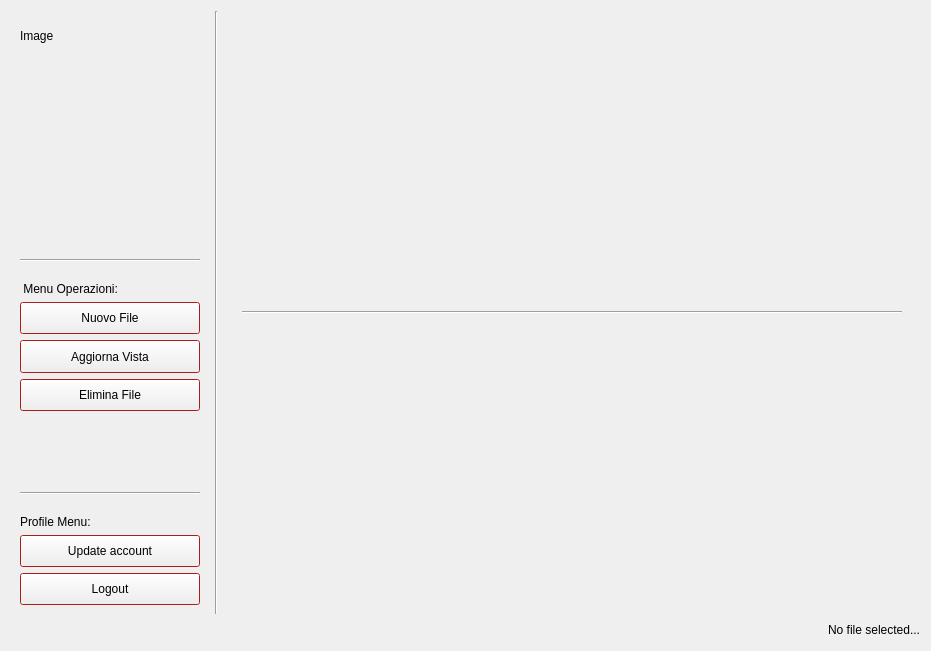
First picture: the form in Login/homepage.ui, repository cosimo265598/Edilive, before the edit.
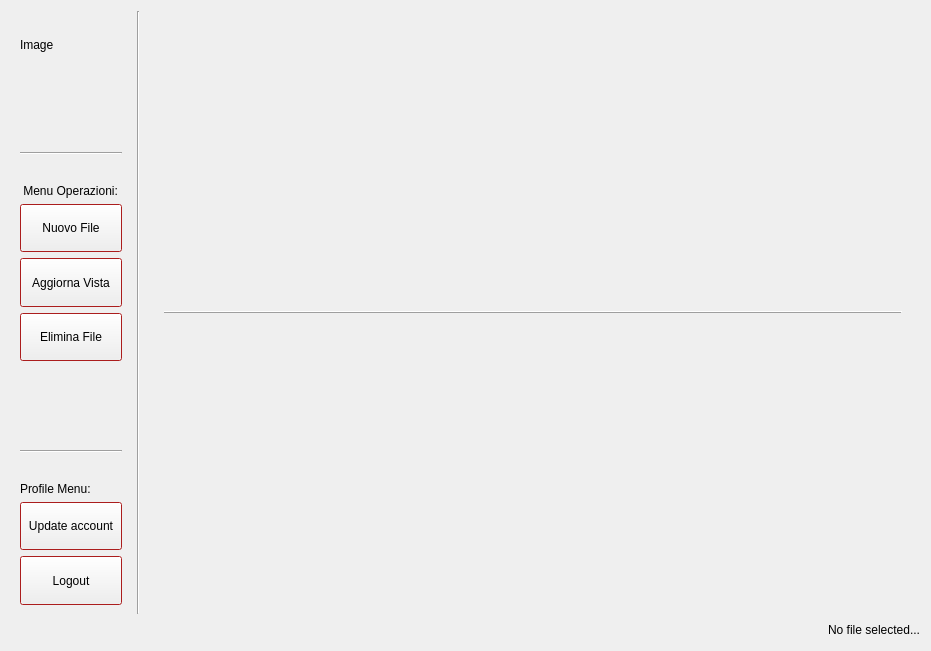
Second picture: the form after the edit.

Patch:
```diff
--- a/Login/homepage.ui
+++ b/Login/homepage.ui
@@ -19,80 +19,6 @@
     <verstretch>0</verstretch>
    </sizepolicy>
   </property>
-  <property name="styleSheet">
-   <string notr="true">QPushButton#pushButton_Logout{
-background: #550A21;
-border-radius: 15px;
-color:white;
-}
-QPushButton#pushButton_aggiorna_vista{
-background: #550A21;
-border-radius: 15px;
-color:white;
-}
-QPushButton#pushButton_delete{
-background: #550A21;
-border-radius: 15px;
-color:white;
-}
-QPushButton#pushButton_new_file{
-background: #550A21;
-border-radius: 15px;
-color:white;
-}
-QPushButton#pushButton_profile_page{
-background: #550A21;
-border-radius: 15px;
-color:white;
-}
-/*   hover */
-
-QPushButton#pushButton_Logout:hover{
-color:#333;
-border-radius:15px;
-background: #49abff;
-}
-QPushButton#pushButton_aggiorna_vista:hover{
-color:#333;
-border-radius:15px;
-background: #49abff;
-}
-QPushButton#pushButton_delete:hover{
-color:#333;
-border-radius:15px;
-background: #49abff;
-}
-QPushButton#pushButton_new_file:hover{
-color:#333;
-border-radius:15px;
-background: #49abff;
-}
-QPushButton#pushButton_profile_page:hover{
-color:#333;
-border-radius:15px;
-background: #49abff;
-}
-/*   other */
-
-QLabel{
-color:white;
-background: transparent;
-}
-
-QLineEdit{
-background: transparent;
-border:none;
-color:#717072;
-border-bottom:1px solid white;
-}
-
-*{
-font-family: century gothic;
-font-size:24 px;
-}
-
-</string>
-  </property>
   <layout class="QVBoxLayout" name="verticalLayout_3">
    <item>
     <layout class="QVBoxLayout" name="verticalLayout_2">
@@ -182,12 +108,6 @@
          <layout class="QVBoxLayout" name="verticalLayout">
           <item>
            <widget class="QLabel" name="accountImage">
-            <property name="sizePolicy">
-             <sizepolicy hsizetype="Preferred" vsizetype="Preferred">
-              <horstretch>0</horstretch>
-              <verstretch>0</verstretch>
-             </sizepolicy>
-            </property>
             <property name="text">
              <string>Image</string>
             </property>
@@ -195,23 +115,11 @@
           </item>
           <item>
            <widget class="QLabel" name="username">
-            <property name="sizePolicy">
-             <sizepolicy hsizetype="Fixed" vsizetype="Fixed">
-              <horstretch>0</horstretch>
-              <verstretch>0</verstretch>
-             </sizepolicy>
-            </property>
-            <property name="minimumSize">
-             <size>
-              <width>180</width>
-              <height>180</height>
-             </size>
-            </property>
             <property name="text">
              <string/>
             </property>
             <property name="alignment">
-             <set>Qt::AlignJustify|Qt::AlignVCenter</set>
+             <set>Qt::AlignCenter</set>
             </property>
            </widget>
           </item>
@@ -304,12 +212,6 @@
               <verstretch>0</verstretch>
              </sizepolicy>
             </property>
-            <property name="frameShadow">
-             <enum>QFrame::Sunken</enum>
-            </property>
-            <property name="lineWidth">
-             <number>1</number>
-            </property>
             <property name="orientation">
              <enum>Qt::Horizontal</enum>
             </property>
@@ -389,7 +291,7 @@
            <rect>
             <x>0</x>
             <y>0</y>
-            <width>696</width>
+            <width>748</width>
             <height>603</height>
            </rect>
           </property>
@@ -399,9 +301,6 @@
            </property>
            <item row="0" column="2">
             <widget class="QWidget" name="fileExplorer" native="true">
-             <property name="styleSheet">
-              <string notr="true"/>
-             </property>
              <layout class="QGridLayout" name="gridLayout_2">
               <property name="topMargin">
                <number>9</number>
@@ -429,7 +328,6 @@
                 </property>
                 <property name="font">
                  <font>
-                  <family>century gothic</family>
                   <italic>false</italic>
                   <underline>false</underline>
                   <strikeout>false</strikeout>
@@ -439,7 +337,7 @@
                  <bool>false</bool>
                 </property>
                 <property name="frameShadow">
-                 <enum>QFrame::Sunken</enum>
+                 <enum>QFrame::Raised</enum>
                 </property>
                 <property name="orientation">
                  <enum>Qt::Horizontal</enum>
```
